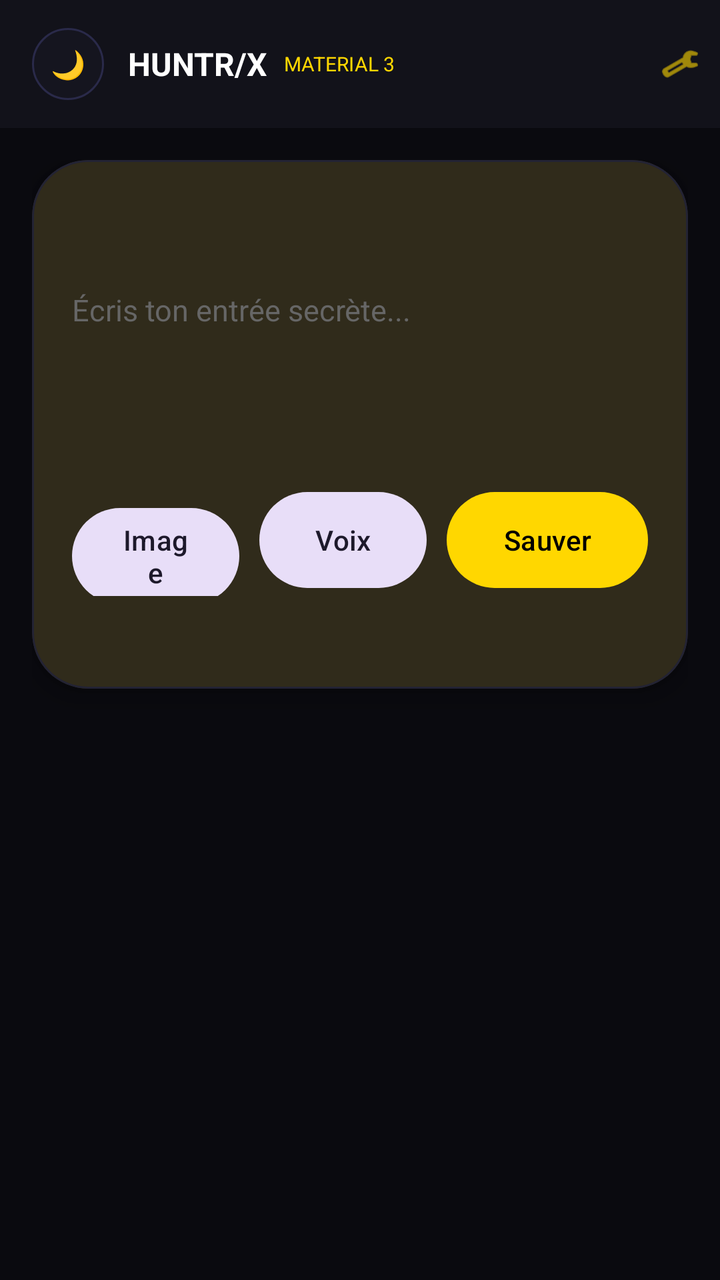
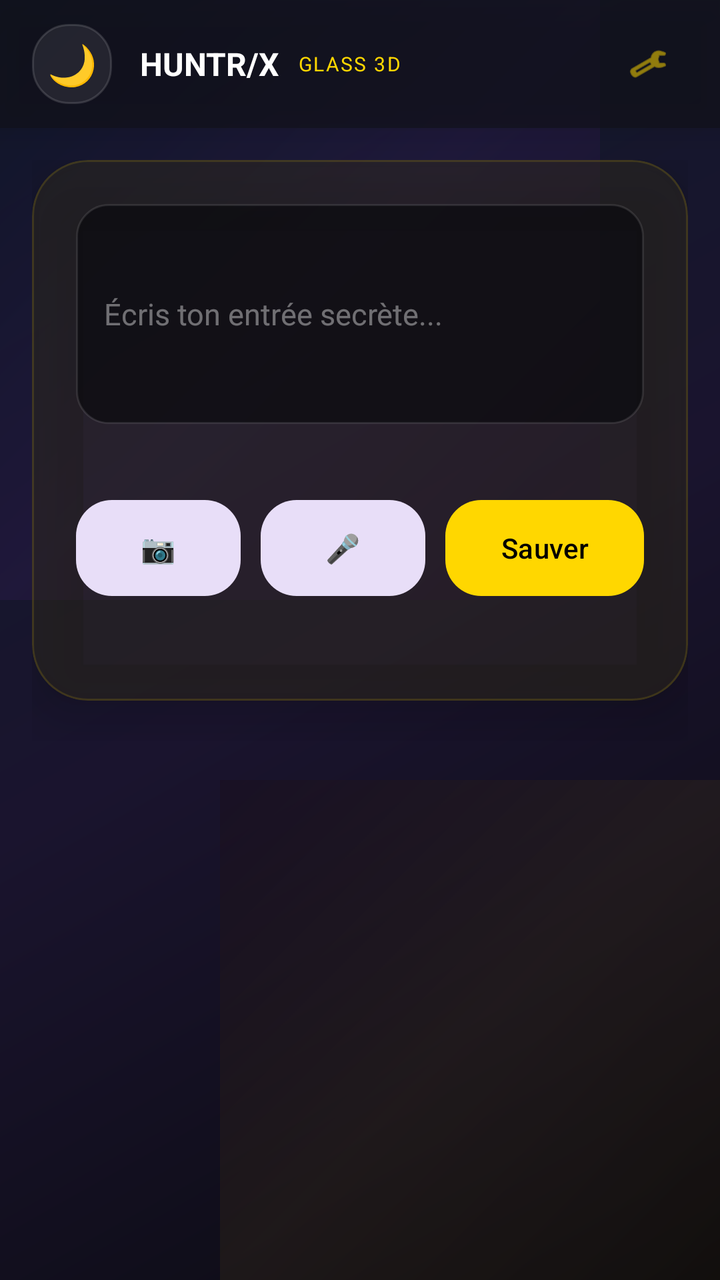

Compare the two renders of this Android layout. The source of the first and the diff that turns it into the second are given below.
<!-- AndroidManifest.xml: application theme Theme.Diary2 -->
<!-- res/layout/activity_main.xml -->
<?xml version="1.0" encoding="utf-8"?>
<LinearLayout xmlns:android="http://schemas.android.com/apk/res/android"
    xmlns:app="http://schemas.android.com/apk/res-auto"
    android:id="@+id/rootMain" android:layout_width="match_parent" android:layout_height="match_parent"
    android:orientation="vertical" android:background="#0A0A0F">

    <com.google.android.material.appbar.MaterialToolbar
        android:layout_width="match_parent" android:layout_height="64dp" android:background="#12121A">
        <LinearLayout android:layout_width="match_parent" android:layout_height="match_parent"
            android:orientation="horizontal" android:gravity="center_vertical">
            <LinearLayout android:id="@+id/logoMoon" android:layout_width="0dp" android:layout_weight="1"
                android:layout_height="match_parent" android:orientation="horizontal" android:gravity="center_vertical">
                <TextView android:layout_width="36dp" android:layout_height="36dp" android:text="🌙"
                    android:gravity="center" android:background="@drawable/bg_3d_card"/>
                <TextView android:layout_width="wrap_content" android:layout_height="wrap_content"
                    android:text="HUNTR/X" android:textColor="#FFF" android:textStyle="bold" android:textSize="16sp" android:layout_marginStart="12dp"/>
                <TextView android:layout_width="wrap_content" android:layout_height="wrap_content"
                    android:text=" MATERIAL 3" android:textColor="#FFD700" android:textSize="10sp" android:layout_marginStart="6dp"/>
            </LinearLayout>
            <com.google.android.material.button.MaterialButton android:id="@+id/btnTheme"
                android:layout_width="44dp" android:layout_height="44dp" android:insetTop="0dp" android:insetBottom="0dp"
                app:icon="@android:drawable/ic_menu_preferences" style="@style/Widget.Material3.Button.IconButton"/>
        </LinearLayout>
    </com.google.android.material.appbar.MaterialToolbar>

    <LinearLayout android:id="@+id/themePanel" android:layout_width="match_parent" android:layout_height="wrap_content"
        android:orientation="vertical" android:background="#1A1A24" android:padding="16dp" android:visibility="gone">
        <TextView android:layout_width="wrap_content" android:layout_height="wrap_content" android:text="THÈME MATERIAL 3" android:textColor="#888" android:textSize="11sp"/>
        <com.google.android.material.chip.ChipGroup android:layout_width="match_parent" android:layout_height="wrap_content" android:layout_marginTop="8dp">
            <com.google.android.material.chip.Chip android:id="@+id/thObsidian" android:layout_width="wrap_content" android:layout_height="wrap_content" android:text="Obsidian"/>
            <com.google.android.material.chip.Chip android:id="@+id/thNeon" android:layout_width="wrap_content" android:layout_height="wrap_content" android:text="Neon HUNTR/X"/>
            <com.google.android.material.chip.Chip android:id="@+id/thFrost" android:layout_width="wrap_content" android:layout_height="wrap_content" android:text="Frost Glass"/>
        </com.google.android.material.chip.ChipGroup>
        <TextView android:layout_width="wrap_content" android:layout_height="wrap_content" android:text="COULEURS - TOUT MODIFIABLE" android:textColor="#888" android:textSize="11sp" android:layout_marginTop="16dp"/>
        <LinearLayout android:layout_width="match_parent" android:layout_height="wrap_content" android:orientation="horizontal" android:layout_marginTop="8dp">
            <View android:id="@+id/cGold" android:layout_width="48dp" android:layout_height="48dp" android:background="#FFD700"/>
            <View android:id="@+id/cViolet" android:layout_width="48dp" android:layout_height="48dp" android:background="#9C27B0" android:layout_marginStart="10dp"/>
            <View android:id="@+id/cRose" android:layout_width="48dp" android:layout_height="48dp" android:background="#FF69B4" android:layout_marginStart="10dp"/>
            <View android:id="@+id/cCyan" android:layout_width="48dp" android:layout_height="48dp" android:background="#00E5FF" android:layout_marginStart="10dp"/>
            <View android:id="@+id/cGreen" android:layout_width="48dp" android:layout_height="48dp" android:background="#00FF88" android:layout_marginStart="10dp"/>
            <View android:id="@+id/cOrange" android:layout_width="48dp" android:layout_height="48dp" android:background="#FF6B35" android:layout_marginStart="10dp"/>
        </LinearLayout>
        <TextView android:layout_width="wrap_content" android:layout_height="wrap_content" android:text="FOND D'ÉCRAN" android:textColor="#888" android:textSize="11sp" android:layout_marginTop="16dp"/>
        <LinearLayout android:layout_width="match_parent" android:layout_height="wrap_content" android:orientation="horizontal" android:layout_marginTop="8dp">
            <com.google.android.material.button.MaterialButton android:id="@+id/wObsidian" android:layout_width="0dp" android:layout_weight="1" android:layout_height="40dp" android:text="Noir" style="@style/Widget.Material3.Button.TonalButton"/>
            <com.google.android.material.button.MaterialButton android:id="@+id/wNebula" android:layout_width="0dp" android:layout_weight="1" android:layout_height="40dp" android:text="Nebula" android:layout_marginStart="6dp" style="@style/Widget.Material3.Button.TonalButton"/>
            <com.google.android.material.button.MaterialButton android:id="@+id/wGold" android:layout_width="0dp" android:layout_weight="1" android:layout_height="40dp" android:text="Gold" android:layout_marginStart="6dp" style="@style/Widget.Material3.Button.TonalButton"/>
            <com.google.android.material.button.MaterialButton android:id="@+id/wAurora" android:layout_width="0dp" android:layout_weight="1" android:layout_height="40dp" android:text="Aurora" android:layout_marginStart="6dp" style="@style/Widget.Material3.Button.TonalButton"/>
        </LinearLayout>
    </LinearLayout>

    <ScrollView android:layout_width="match_parent" android:layout_height="0dp" android:layout_weight="1">
        <LinearLayout android:layout_width="match_parent" android:layout_height="wrap_content" android:orientation="vertical" android:padding="16dp">
            <com.google.android.material.card.MaterialCardView android:layout_width="match_parent" android:layout_height="wrap_content"
                app:cardCornerRadius="28dp" app:strokeWidth="1dp" app:strokeColor="#232334" app:cardBackgroundColor="#15151F" app:cardElevation="8dp">
                <LinearLayout android:layout_width="match_parent" android:layout_height="wrap_content" android:orientation="vertical" android:padding="20dp">
                    <EditText android:id="@+id/entryText" android:layout_width="match_parent" android:layout_height="110dp"
                        android:background="@null" android:hint="Écris ton entrée secrète..." android:textColor="#FFF" android:textColorHint="#666" android:textSize="15sp"/>
                    <LinearLayout android:id="@+id/blocksContainer" android:layout_width="match_parent" android:layout_height="wrap_content" android:orientation="vertical" android:layout_marginTop="12dp"/>
                    <LinearLayout android:layout_width="match_parent" android:layout_height="wrap_content" android:orientation="horizontal" android:layout_marginTop="20dp">
                        <com.google.android.material.button.MaterialButton android:id="@+id/btnImage" android:layout_width="0dp" android:layout_weight="1" android:layout_height="56dp"
                            android:text="Image" style="@style/Widget.Material3.Button.TonalButton"/>
                        <com.google.android.material.button.MaterialButton android:id="@+id/btnVoice" android:layout_width="0dp" android:layout_weight="1" android:layout_height="56dp"
                            android:text="Voix" android:layout_marginStart="10dp" style="@style/Widget.Material3.Button.TonalButton"/>
                        <com.google.android.material.button.MaterialButton android:id="@+id/btnSave" android:layout_width="0dp" android:layout_weight="1.2" android:layout_height="56dp"
                            android:text="Sauver" android:layout_marginStart="10dp" style="@style/Widget.Material3.Button"/>
                    </LinearLayout>
                    <TextView android:id="@+id/tvRecordingStatus" android:layout_width="wrap_content" android:layout_height="wrap_content" android:text="" android:textColor="#FF69B4" android:textSize="12sp" android:layout_marginTop="10dp"/>
                </LinearLayout>
            </com.google.android.material.card.MaterialCardView>
            <androidx.recyclerview.widget.RecyclerView android:id="@+id/timeline"
                android:layout_width="match_parent" android:layout_height="wrap_content" android:nestedScrollingEnabled="false" android:layout_marginTop="20dp"/>
        </LinearLayout>
    </ScrollView>
</LinearLayout>
<!-- resources referenced by this layout -->
<resources>
  <!-- drawable bg_3d_card (drawable) -->
  <?xml version="1.0" encoding="utf-8"?>
  <shape xmlns:android="http://schemas.android.com/apk/res/android" android:shape="rectangle">
      <solid android:color="#15151F"/>
      <corners android:radius="24dp"/>
      <stroke android:width="1dp" android:color="#2A2A4A"/>
  </shape>
  <style name="Theme.Diary2" parent="Theme.Material3.DayNight.NoActionBar">
          <item name="colorPrimary">#FFD700</item>
          <item name="colorOnPrimary">#000000</item>
          <item name="colorPrimaryContainer">#2A2A3A</item>
          <item name="colorSecondary">#9C27B0</item>
          <item name="colorTertiary">#FF69B4</item>
          <item name="android:colorBackground">#0A0A0F</item>
          <item name="colorSurface">#15151F</item>
          <item name="colorOnSurface">#FFFFFF</item>
          <item name="android:statusBarColor">@android:color/transparent</item>
          <item name="android:navigationBarColor">#0A0A0F</item>
      </style>
</resources>

<!-- the commit's change to res/layout/activity_main.xml (unified diff, before → after) -->
@@ -1,75 +1,67 @@
 <?xml version="1.0" encoding="utf-8"?>
-<LinearLayout xmlns:android="http://schemas.android.com/apk/res/android"
+<FrameLayout xmlns:android="http://schemas.android.com/apk/res/android"
     xmlns:app="http://schemas.android.com/apk/res-auto"
     android:id="@+id/rootMain" android:layout_width="match_parent" android:layout_height="match_parent"
-    android:orientation="vertical" android:background="#0A0A0F">
+    android:background="@drawable/bg_aurora_blur">
 
-    <com.google.android.material.appbar.MaterialToolbar
-        android:layout_width="match_parent" android:layout_height="64dp" android:background="#12121A">
-        <LinearLayout android:layout_width="match_parent" android:layout_height="match_parent"
-            android:orientation="horizontal" android:gravity="center_vertical">
+    <View android:layout_width="300dp" android:layout_height="300dp" android:layout_gravity="top|start"
+        android:background="@drawable/bg_wall_nebula" android:alpha="0.4"/>
+    <View android:layout_width="250dp" android:layout_height="250dp" android:layout_gravity="bottom|end"
+        android:background="@drawable/bg_wall_gold" android:alpha="0.25"/>
+
+    <LinearLayout android:layout_width="match_parent" android:layout_height="match_parent" android:orientation="vertical">
+        <LinearLayout android:layout_width="match_parent" android:layout_height="64dp"
+            android:orientation="horizontal" android:gravity="center_vertical" android:paddingHorizontal="16dp"
+            android:background="#B312121A" android:elevation="10dp">
             <LinearLayout android:id="@+id/logoMoon" android:layout_width="0dp" android:layout_weight="1"
                 android:layout_height="match_parent" android:orientation="horizontal" android:gravity="center_vertical">
-                <TextView android:layout_width="36dp" android:layout_height="36dp" android:text="🌙"
-                    android:gravity="center" android:background="@drawable/bg_3d_card"/>
+                <TextView android:layout_width="40dp" android:layout_height="40dp" android:text="🌙"
+                    android:gravity="center" android:textSize="20sp" android:background="@drawable/bg_glass_button" android:elevation="4dp"/>
                 <TextView android:layout_width="wrap_content" android:layout_height="wrap_content"
-                    android:text="HUNTR/X" android:textColor="#FFF" android:textStyle="bold" android:textSize="16sp" android:layout_marginStart="12dp"/>
+                    android:text=" HUNTR/X" android:textColor="#FFF" android:textStyle="bold" android:textSize="16sp" android:layout_marginStart="10dp"/>
                 <TextView android:layout_width="wrap_content" android:layout_height="wrap_content"
-                    android:text=" MATERIAL 3" android:textColor="#FFD700" android:textSize="10sp" android:layout_marginStart="6dp"/>
+                    android:text=" GLASS 3D" android:textColor="#FFD700" android:textSize="10sp" android:layout_marginStart="6dp" android:letterSpacing="0.08"/>
             </LinearLayout>
             <com.google.android.material.button.MaterialButton android:id="@+id/btnTheme"
                 android:layout_width="44dp" android:layout_height="44dp" android:insetTop="0dp" android:insetBottom="0dp"
-                app:icon="@android:drawable/ic_menu_preferences" style="@style/Widget.Material3.Button.IconButton"/>
+                app:icon="@android:drawable/ic_menu_preferences" style="@style/Widget.Material3.Button.IconButton" android:alpha="0.9"/>
         </LinearLayout>
-    </com.google.android.material.appbar.MaterialToolbar>
 
-    <LinearLayout android:id="@+id/themePanel" android:layout_width="match_parent" android:layout_height="wrap_content"
-        android:orientation="vertical" android:background="#1A1A24" android:padding="16dp" android:visibility="gone">
-        <TextView android:layout_width="wrap_content" android:layout_height="wrap_content" android:text="THÈME MATERIAL 3" android:textColor="#888" android:textSize="11sp"/>
-        <com.google.android.material.chip.ChipGroup android:layout_width="match_parent" android:layout_height="wrap_content" android:layout_marginTop="8dp">
-            <com.google.android.material.chip.Chip android:id="@+id/thObsidian" android:layout_width="wrap_content" android:layout_height="wrap_content" android:text="Obsidian"/>
-            <com.google.android.material.chip.Chip android:id="@+id/thNeon" android:layout_width="wrap_content" android:layout_height="wrap_content" android:text="Neon HUNTR/X"/>
-            <com.google.android.material.chip.Chip android:id="@+id/thFrost" android:layout_width="wrap_content" android:layout_height="wrap_content" android:text="Frost Glass"/>
-        </com.google.android.material.chip.ChipGroup>
-        <TextView android:layout_width="wrap_content" android:layout_height="wrap_content" android:text="COULEURS - TOUT MODIFIABLE" android:textColor="#888" android:textSize="11sp" android:layout_marginTop="16dp"/>
-        <LinearLayout android:layout_width="match_parent" android:layout_height="wrap_content" android:orientation="horizontal" android:layout_marginTop="8dp">
-            <View android:id="@+id/cGold" android:layout_width="48dp" android:layout_height="48dp" android:background="#FFD700"/>
-            <View android:id="@+id/cViolet" android:layout_width="48dp" android:layout_height="48dp" android:background="#9C27B0" android:layout_marginStart="10dp"/>
-            <View android:id="@+id/cRose" android:layout_width="48dp" android:layout_height="48dp" android:background="#FF69B4" android:layout_marginStart="10dp"/>
-            <View android:id="@+id/cCyan" android:layout_width="48dp" android:layout_height="48dp" android:background="#00E5FF" android:layout_marginStart="10dp"/>
-            <View android:id="@+id/cGreen" android:layout_width="48dp" android:layout_height="48dp" android:background="#00FF88" android:layout_marginStart="10dp"/>
-            <View android:id="@+id/cOrange" android:layout_width="48dp" android:layout_height="48dp" android:background="#FF6B35" android:layout_marginStart="10dp"/>
+        <LinearLayout android:id="@+id/themePanel" android:layout_width="match_parent" android:layout_height="wrap_content"
+            android:orientation="vertical" android:background="#CC1A1A24" android:padding="16dp" android:visibility="gone" android:elevation="8dp">
+            <TextView android:text="VERRE 3D + COULEURS" android:textColor="#888" android:textSize="11sp" android:layout_width="wrap_content" android:layout_height="wrap_content"/>
+            <LinearLayout android:layout_width="match_parent" android:layout_height="wrap_content" android:orientation="horizontal" android:layout_marginTop="10dp">
+                <View android:id="@+id/cGold" android:layout_width="44dp" android:layout_height="44dp" android:background="#FFD700" android:elevation="6dp"/>
+                <View android:id="@+id/cViolet" android:layout_width="44dp" android:layout_height="44dp" android:background="#9C27B0" android:layout_marginStart="10dp" android:elevation="6dp"/>
+                <View android:id="@+id/cRose" android:layout_width="44dp" android:layout_height="44dp" android:background="#FF69B4" android:layout_marginStart="10dp" android:elevation="6dp"/>
+                <View android:id="@+id/cCyan" android:layout_width="44dp" android:layout_height="44dp" android:background="#00E5FF" android:layout_marginStart="10dp" android:elevation="6dp"/>
+                <View android:id="@+id/cGreen" android:layout_width="44dp" android:layout_height="44dp" android:background="#00FF88" android:layout_marginStart="10dp" android:elevation="6dp"/>
+            </LinearLayout>
         </LinearLayout>
-        <TextView android:layout_width="wrap_content" android:layout_height="wrap_content" android:text="FOND D'ÉCRAN" android:textColor="#888" android:textSize="11sp" android:layout_marginTop="16dp"/>
-        <LinearLayout android:layout_width="match_parent" android:layout_height="wrap_content" android:orientation="horizontal" android:layout_marginTop="8dp">
-            <com.google.android.material.button.MaterialButton android:id="@+id/wObsidian" android:layout_width="0dp" android:layout_weight="1" android:layout_height="40dp" android:text="Noir" style="@style/Widget.Material3.Button.TonalButton"/>
-            <com.google.android.material.button.MaterialButton android:id="@+id/wNebula" android:layout_width="0dp" android:layout_weight="1" android:layout_height="40dp" android:text="Nebula" android:layout_marginStart="6dp" style="@style/Widget.Material3.Button.TonalButton"/>
-            <com.google.android.material.button.MaterialButton android:id="@+id/wGold" android:layout_width="0dp" android:layout_weight="1" android:layout_height="40dp" android:text="Gold" android:layout_marginStart="6dp" style="@style/Widget.Material3.Button.TonalButton"/>
-            <com.google.android.material.button.MaterialButton android:id="@+id/wAurora" android:layout_width="0dp" android:layout_weight="1" android:layout_height="40dp" android:text="Aurora" android:layout_marginStart="6dp" style="@style/Widget.Material3.Button.TonalButton"/>
-        </LinearLayout>
+
+        <ScrollView android:layout_width="match_parent" android:layout_height="0dp" android:layout_weight="1">
+            <LinearLayout android:layout_width="match_parent" android:layout_height="wrap_content" android:orientation="vertical" android:padding="16dp">
+                <com.google.android.material.card.MaterialCardView android:layout_width="match_parent" android:layout_height="wrap_content"
+                    app:cardCornerRadius="28dp" app:strokeWidth="1dp" app:strokeColor="#22FFD700" app:cardBackgroundColor="#9915151F" app:cardElevation="18dp">
+                    <LinearLayout android:layout_width="match_parent" android:layout_height="wrap_content" android:orientation="vertical" android:padding="22dp">
+                        <EditText android:id="@+id/entryText" android:layout_width="match_parent" android:layout_height="110dp"
+                            android:background="@drawable/bg_glass_input" android:hint="Écris ton entrée secrète..." android:textColor="#FFF"
+                            android:textColorHint="#66FFFFFF" android:textSize="15sp" android:padding="14dp"/>
+                        <LinearLayout android:id="@+id/blocksContainer" android:layout_width="match_parent" android:layout_height="wrap_content" android:orientation="vertical" android:layout_marginTop="14dp"/>
+                        <LinearLayout android:layout_width="match_parent" android:layout_height="wrap_content" android:orientation="horizontal" android:layout_marginTop="20dp">
+                            <com.google.android.material.button.MaterialButton android:id="@+id/btnImage" android:layout_width="0dp" android:layout_weight="1" android:layout_height="56dp"
+                                android:text="📷" style="@style/Widget.Material3.Button.TonalButton" app:cornerRadius="18dp"/>
+                            <com.google.android.material.button.MaterialButton android:id="@+id/btnVoice" android:layout_width="0dp" android:layout_weight="1" android:layout_height="56dp"
+                                android:text="🎤" android:layout_marginStart="10dp" style="@style/Widget.Material3.Button.TonalButton" app:cornerRadius="18dp"/>
+                            <com.google.android.material.button.MaterialButton android:id="@+id/btnSave" android:layout_width="0dp" android:layout_weight="1.2" android:layout_height="56dp"
+                                android:text="Sauver" android:layout_marginStart="10dp" style="@style/Widget.Material3.Button" app:cornerRadius="18dp"/>
+                        </LinearLayout>
+                        <TextView android:id="@+id/tvRecordingStatus" android:layout_width="wrap_content" android:layout_height="wrap_content" android:text="" android:textColor="#FF69B4" android:textSize="12sp" android:layout_marginTop="10dp"/>
+                    </LinearLayout>
+                </com.google.android.material.card.MaterialCardView>
+                <androidx.recyclerview.widget.RecyclerView android:id="@+id/timeline"
+                    android:layout_width="match_parent" android:layout_height="wrap_content" android:nestedScrollingEnabled="false" android:layout_marginTop="20dp"/>
+            </LinearLayout>
+        </ScrollView>
     </LinearLayout>
-
-    <ScrollView android:layout_width="match_parent" android:layout_height="0dp" android:layout_weight="1">
-        <LinearLayout android:layout_width="match_parent" android:layout_height="wrap_content" android:orientation="vertical" android:padding="16dp">
-            <com.google.android.material.card.MaterialCardView android:layout_width="match_parent" android:layout_height="wrap_content"
-                app:cardCornerRadius="28dp" app:strokeWidth="1dp" app:strokeColor="#232334" app:cardBackgroundColor="#15151F" app:cardElevation="8dp">
-                <LinearLayout android:layout_width="match_parent" android:layout_height="wrap_content" android:orientation="vertical" android:padding="20dp">
-                    <EditText android:id="@+id/entryText" android:layout_width="match_parent" android:layout_height="110dp"
-                        android:background="@null" android:hint="Écris ton entrée secrète..." android:textColor="#FFF" android:textColorHint="#666" android:textSize="15sp"/>
-                    <LinearLayout android:id="@+id/blocksContainer" android:layout_width="match_parent" android:layout_height="wrap_content" android:orientation="vertical" android:layout_marginTop="12dp"/>
-                    <LinearLayout android:layout_width="match_parent" android:layout_height="wrap_content" android:orientation="horizontal" android:layout_marginTop="20dp">
-                        <com.google.android.material.button.MaterialButton android:id="@+id/btnImage" android:layout_width="0dp" android:layout_weight="1" android:layout_height="56dp"
-                            android:text="Image" style="@style/Widget.Material3.Button.TonalButton"/>
-                        <com.google.android.material.button.MaterialButton android:id="@+id/btnVoice" android:layout_width="0dp" android:layout_weight="1" android:layout_height="56dp"
-                            android:text="Voix" android:layout_marginStart="10dp" style="@style/Widget.Material3.Button.TonalButton"/>
-                        <com.google.android.material.button.MaterialButton android:id="@+id/btnSave" android:layout_width="0dp" android:layout_weight="1.2" android:layout_height="56dp"
-                            android:text="Sauver" android:layout_marginStart="10dp" style="@style/Widget.Material3.Button"/>
-                    </LinearLayout>
-                    <TextView android:id="@+id/tvRecordingStatus" android:layout_width="wrap_content" android:layout_height="wrap_content" android:text="" android:textColor="#FF69B4" android:textSize="12sp" android:layout_marginTop="10dp"/>
-                </LinearLayout>
-            </com.google.android.material.card.MaterialCardView>
-            <androidx.recyclerview.widget.RecyclerView android:id="@+id/timeline"
-                android:layout_width="match_parent" android:layout_height="wrap_content" android:nestedScrollingEnabled="false" android:layout_marginTop="20dp"/>
-        </LinearLayout>
-    </ScrollView>
-</LinearLayout>
+</FrameLayout>
<!-- resource entries referenced after the edit -->
@@ -1,11 +1,34 @@
 <!-- resources referenced by this layout -->
 <resources>
-  <!-- drawable bg_3d_card (drawable) -->
+  <!-- drawable bg_aurora_blur (drawable) -->
   <?xml version="1.0" encoding="utf-8"?>
-  <shape xmlns:android="http://schemas.android.com/apk/res/android" android:shape="rectangle">
-      <solid android:color="#15151F"/>
-      <corners android:radius="24dp"/>
-      <stroke android:width="1dp" android:color="#2A2A4A"/>
+  <shape xmlns:android="http://schemas.android.com/apk/res/android">
+      <gradient android:angle="135" android:type="linear"
+          android:startColor="#0A0A0F" android:centerColor="#1A142E" android:endColor="#0F1A2A"/>
+  </shape>
+  <!-- drawable bg_glass_button (drawable) -->
+  <?xml version="1.0" encoding="utf-8"?>
+  <shape xmlns:android="http://schemas.android.com/apk/res/android">
+      <solid android:color="#14FFFFFF"/>
+      <corners android:radius="18dp"/>
+      <stroke android:width="1dp" android:color="#22FFFFFF"/>
+  </shape>
+  <!-- drawable bg_glass_input (drawable) -->
+  <?xml version="1.0" encoding="utf-8"?>
+  <shape xmlns:android="http://schemas.android.com/apk/res/android">
+      <solid android:color="#B80A0A0F"/>
+      <corners android:radius="16dp"/>
+      <stroke android:width="1dp" android:color="#1AFFFFFF"/>
+  </shape>
+  <!-- drawable bg_wall_gold (drawable) -->
+  <?xml version="1.0" encoding="utf-8"?>
+  <shape xmlns:android="http://schemas.android.com/apk/res/android">
+      <gradient android:angle="135" android:startColor="#2A1F0A" android:centerColor="#4A3A1A" android:endColor="#1A0A0F"/>
+  </shape>
+  <!-- drawable bg_wall_nebula (drawable) -->
+  <?xml version="1.0" encoding="utf-8"?>
+  <shape xmlns:android="http://schemas.android.com/apk/res/android">
+      <gradient android:angle="135" android:startColor="#1A0A2E" android:centerColor="#2D1B4E" android:endColor="#0F0F23"/>
   </shape>
   <style name="Theme.Diary2" parent="Theme.Material3.DayNight.NoActionBar">
           <item name="colorPrimary">#FFD700</item>
